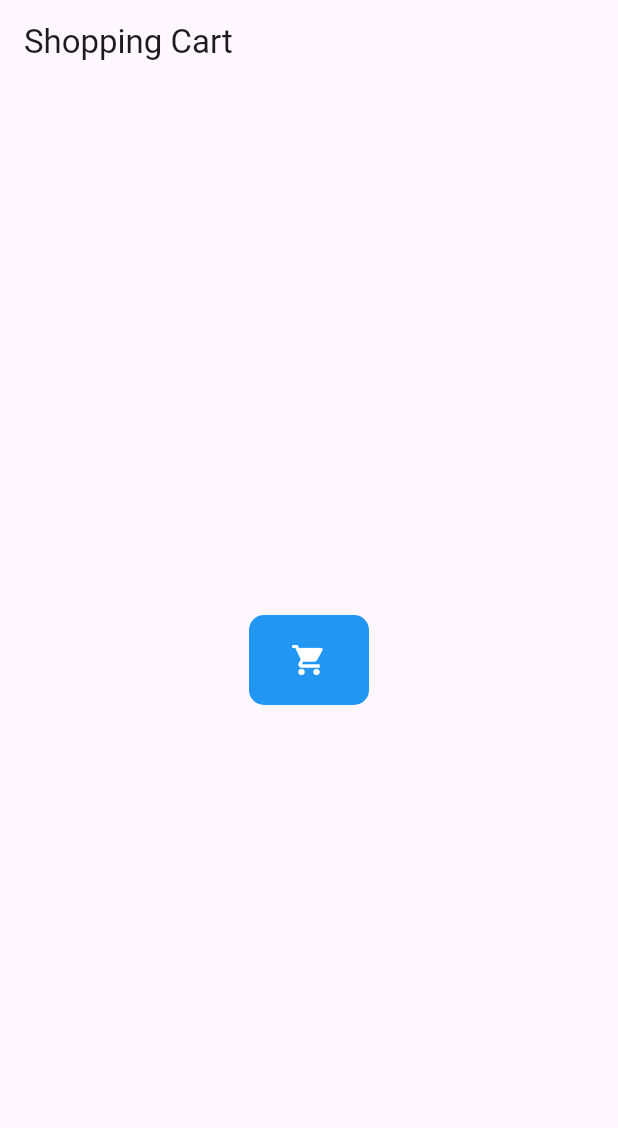
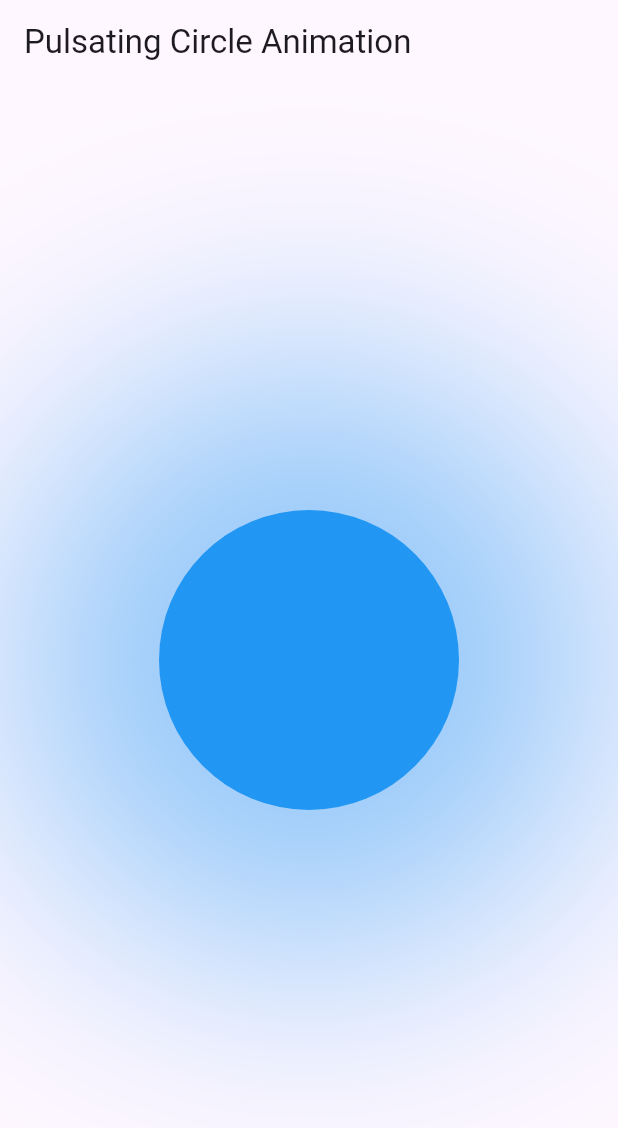
Before and after one commit to Just2sire/learn_flutter_animations, a Flutter app: the screen it shows after launch, on a phone screen of 412 x 824 dp. Shown: the top 1128 px of the screen. Run offline on Flutter 3.47's test engine with Material 3 defaults, Android fonts, the phone set to English and light mode, and no system bars.

Commit message:
TweenAnimation

```diff
--- a/lib/implicit_examples/animated_tween_animation_builder_example.dart
+++ b/lib/implicit_examples/animated_tween_animation_builder_example.dart
@@ -2,7 +2,8 @@ import 'package:flutter/material.dart';
 
 class PulsatingCircleAnimation extends StatelessWidget {
   const PulsatingCircleAnimation({super.key});
-  final double size = 200;
+
+  // final double size = 200;
 
   @override
   Widget build(BuildContext context) {
@@ -11,13 +12,20 @@ class PulsatingCircleAnimation extends StatelessWidget {
         title: const Text('Pulsating Circle Animation'),
       ),
       body: Center(
-        child: Container(
+        child: TweenAnimationBuilder(
+          // La propriété child de TweenAnimationBuilder sert à passer des enfants qu'on ne veut pas rebuild
+          // chaque fois que l'animation est faite. C'est lui le paramètre widget dans le callback du builder
+          duration: const Duration(milliseconds: 1500),
+          tween: Tween<double>(begin: 0, end: 200),
+          builder: (context, size, widget) {
+            return Container(
               width: size,
               height: size,
+              alignment: Alignment.center,
               decoration: BoxDecoration(
                 shape: BoxShape.circle,
                 color: Colors.blue,
-            boxShadow: [
+                boxShadow: <BoxShadow>[
                   BoxShadow(
                     color: Colors.blue.withOpacity(0.5),
                     blurRadius: size,
@@ -25,6 +33,14 @@ class PulsatingCircleAnimation extends StatelessWidget {
                   ),
                 ],
               ),
+              // child: widget,
+            );
+          },
+          child: const AnimatedScale(
+            duration: Duration(milliseconds: 1500),
+            scale: 1.5,
+            child: Text("Hello World!"),
+          ),
         ),
       ),
     );
--- a/lib/main.dart
+++ b/lib/main.dart
@@ -1,4 +1,4 @@
-import 'package:animation_starter_code/implicit_examples/animated_shopping_cart_button.dart';
+import 'package:animation_starter_code/implicit_examples/animated_tween_animation_builder_example.dart';
 import 'package:flutter/material.dart';
 
 void main() {
@@ -17,7 +17,7 @@ class MyApp extends StatelessWidget {
         colorScheme: ColorScheme.fromSeed(seedColor: Colors.deepPurple),
         useMaterial3: true,
       ),
-      home: const ShoppingCartButton(),
+      home: const PulsatingCircleAnimation(),
     );
   }
 }
```
Lines whose indentation alone changed are shown as unchanged.
